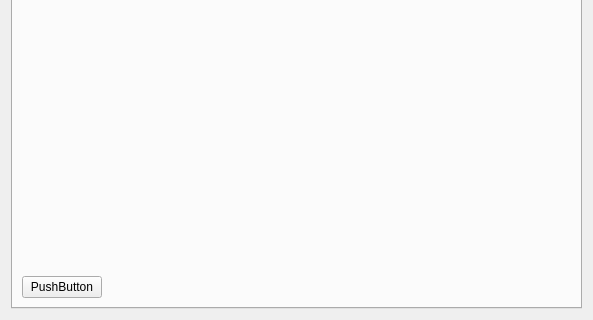
Above: widget.ui from TamaraSoloveva/DvigMon before the change; both pictures show x 0 to 593 and y 258 to 578 of the 593 by 578 pixel window. Below: the same form after it.
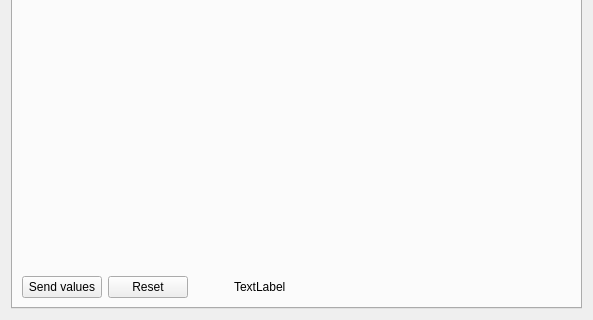
That is the form after the change.

```diff
--- a/widget.ui
+++ b/widget.ui
@@ -574,7 +574,46 @@
            <item>
             <widget class="QPushButton" name="pushButton_6">
              <property name="text">
-              <string>PushButton</string>
+              <string>Send values</string>
+             </property>
+            </widget>
+           </item>
+           <item>
+            <widget class="QPushButton" name="pushButton_7">
+             <property name="text">
+              <string>Reset</string>
+             </property>
+            </widget>
+           </item>
+           <item>
+            <spacer name="horizontalSpacer_3">
+             <property name="orientation">
+              <enum>Qt::Horizontal</enum>
+             </property>
+             <property name="sizeType">
+              <enum>QSizePolicy::Fixed</enum>
+             </property>
+             <property name="sizeHint" stdset="0">
+              <size>
+               <width>40</width>
+               <height>20</height>
+              </size>
+             </property>
+            </spacer>
+           </item>
+           <item>
+            <widget class="QLabel" name="label_7">
+             <property name="enabled">
+              <bool>true</bool>
+             </property>
+             <property name="minimumSize">
+              <size>
+               <width>150</width>
+               <height>0</height>
+              </size>
+             </property>
+             <property name="text">
+              <string>TextLabel</string>
              </property>
             </widget>
            </item>
```
